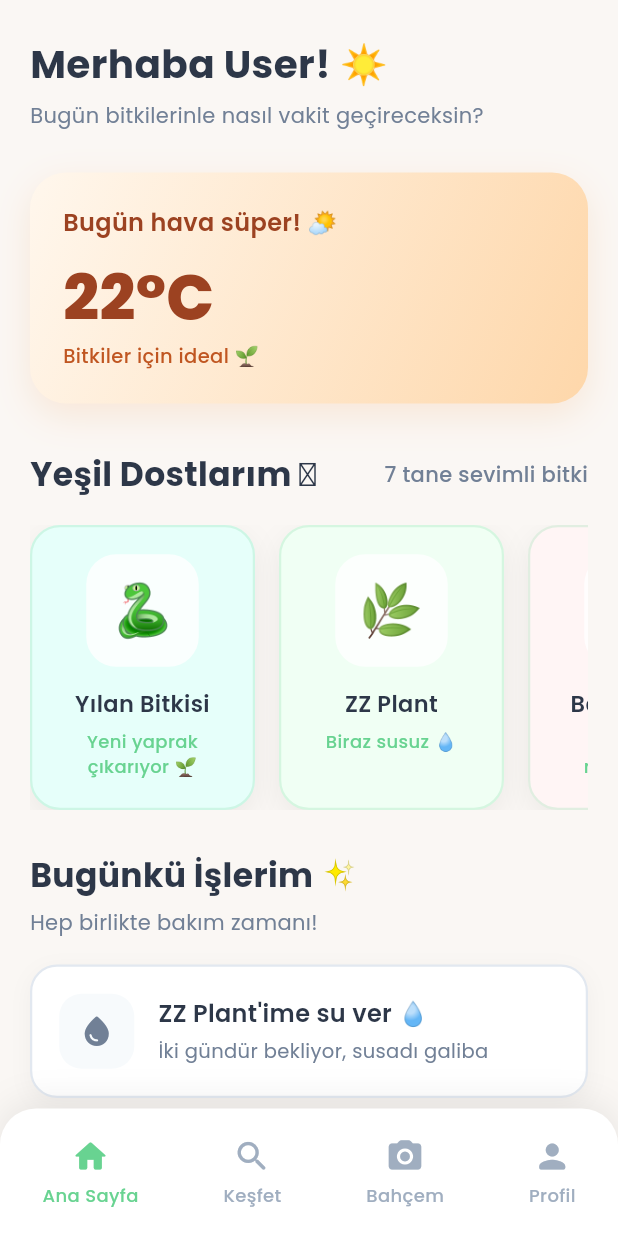
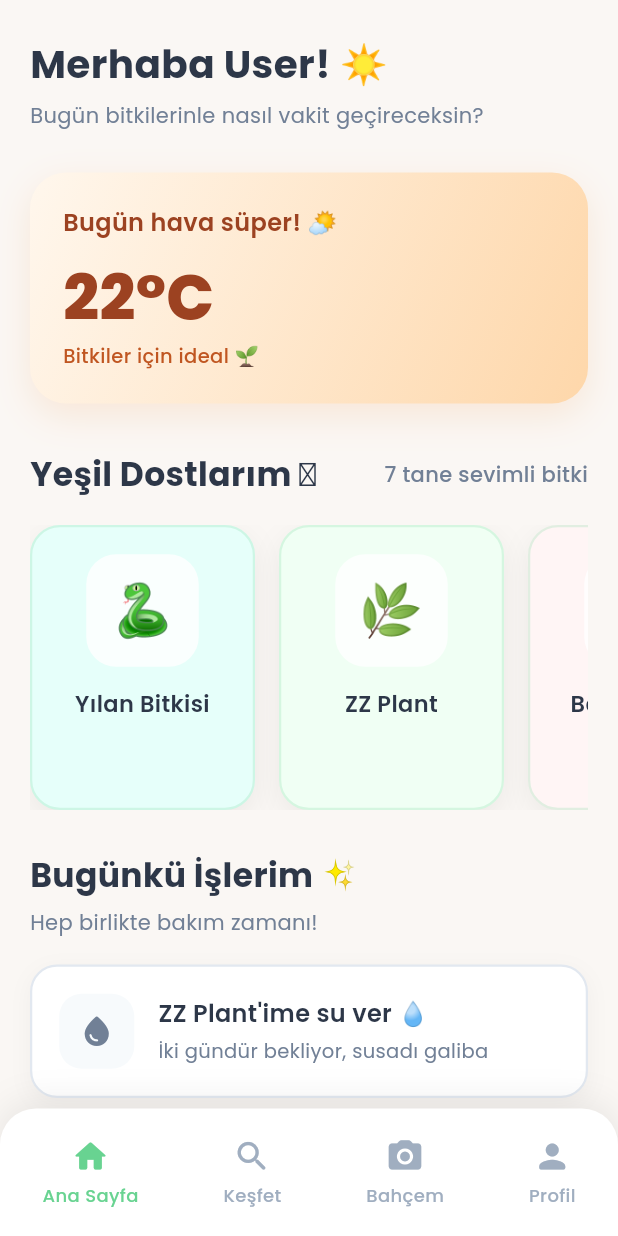
Before and after one commit to OzanB10/garden, a Flutter app: the screen it shows after launch, on a phone screen of 412 x 824 dp. Run offline on Flutter 3.47's test engine with Material 3 defaults, Android fonts, the phone set to English and light mode, and no system bars; our stand-ins replace google_fonts.

Commit message:
Remove plant health status from plant cards
Eliminated the health status property and display from PlantCardWidget and related data structures. Also added navigation actions for bottom navigation items in HomePage, and added a new spacing constant in AppDimensions.

```diff
--- a/lib/core/constants/app_dimensions.dart
+++ b/lib/core/constants/app_dimensions.dart
@@ -17,6 +17,7 @@ class AppDimensions {
   static const double spacing26 = 26.0;
   static const double spacing28 = 28.0;
   static const double spacing32 = 32.0;
+
   static const double spacing100 = 100.0;
 
   // Border Radius
--- a/lib/core/constants/app_strings.dart
+++ b/lib/core/constants/app_strings.dart
@@ -48,9 +48,5 @@ class AppStrings {
   static const String peaceLily = 'Barış Çiçeği';
   static const String cactus = 'Kaktüsüm';
 
-  // Plant Health Status
-  static const String newLeaf = 'Yeni yaprak çıkarıyor 🌱';
-  static const String needsWater = 'Biraz susuz 💧';
-  static const String lovingSun = 'Güneşten memnun ☀️';
-  static const String growthMode = 'Büyüme modunda 📈';
+
 }
--- a/lib/presentation/pages/home_page.dart
+++ b/lib/presentation/pages/home_page.dart
@@ -11,6 +11,7 @@ import '../widgets/plant_card_widget.dart';
 import '../widgets/task_card_widget.dart';
 import '../widgets/tip_card_widget.dart';
 import '../widgets/weather_card_widget.dart';
+import 'discover_page.dart';
 
 class HomePage extends StatefulWidget {
   const HomePage({super.key});
@@ -89,7 +90,6 @@ class _HomePageState extends State<HomePage> {
               final plant = plants[index];
               return PlantCardWidget(
                 plantName: plant['name']!,
-                healthStatus: plant['health']!,
                 emoji: plant['image']!,
                 backgroundColor: plant['color'] as Color,
               );
@@ -104,25 +104,24 @@ class _HomePageState extends State<HomePage> {
     return [
       {
         'name': AppStrings.snakePlant,
-        'health': AppStrings.newLeaf,
+
         'image': '🐍',
         'color': AppColors.plantCard1,
       },
       {
         'name': AppStrings.zzPlant,
-        'health': AppStrings.needsWater,
         'image': '🌿',
         'color': AppColors.plantCard2,
       },
       {
         'name': AppStrings.peaceLily,
-        'health': AppStrings.lovingSun,
+
         'image': '🕊️',
         'color': AppColors.plantCard3,
       },
       {
         'name': AppStrings.cactus,
-        'health': AppStrings.growthMode,
+
         'image': '🌵',
         'color': AppColors.plantCard4,
       },
@@ -233,21 +232,48 @@ class _HomePageState extends State<HomePage> {
               icon: Icons.home_rounded,
               label: AppStrings.navHome,
               isActive: true,
+              onTap: () {
+                // Zaten ana sayfadayız
+              },
             ),
             NavigationItemWidget(
               icon: Icons.search_rounded,
               label: AppStrings.navDiscover,
               isActive: false,
+              onTap: () {
+                Navigator.push(
+                  context,
+                  MaterialPageRoute(
+                    builder: (context) => const DiscoverPage(),
+                  ),
+                );
+              },
             ),
             NavigationItemWidget(
               icon: Icons.camera_alt_rounded,
               label: AppStrings.navGarden,
               isActive: false,
+              onTap: () {
+                // Garden sayfası henüz oluşturulmadı
+                ScaffoldMessenger.of(context).showSnackBar(
+                  const SnackBar(
+                    content: Text('Bahçe sayfası yakında geliyor!'),
+                  ),
+                );
+              },
             ),
             NavigationItemWidget(
               icon: Icons.person_rounded,
               label: AppStrings.navProfile,
               isActive: false,
+              onTap: () {
+                // Profile sayfası henüz oluşturulmadı
+                ScaffoldMessenger.of(context).showSnackBar(
+                  const SnackBar(
+                    content: Text('Profil sayfası yakında geliyor!'),
+                  ),
+                );
+              },
             ),
           ],
         ),
--- a/lib/presentation/widgets/plant_card_widget.dart
+++ b/lib/presentation/widgets/plant_card_widget.dart
@@ -6,14 +6,12 @@ import '../../core/constants/app_dimensions.dart';
 
 class PlantCardWidget extends StatelessWidget {
   final String plantName;
-  final String healthStatus;
   final String emoji;
   final Color backgroundColor;
 
   const PlantCardWidget({
     super.key,
     required this.plantName,
-    required this.healthStatus,
     required this.emoji,
     required this.backgroundColor,
   });
@@ -44,8 +42,6 @@ class PlantCardWidget extends StatelessWidget {
           _buildPlantImage(),
           const SizedBox(height: AppDimensions.spacing14),
           _buildPlantName(),
-          const SizedBox(height: AppDimensions.spacing6),
-          _buildHealthStatus(),
         ],
       ),
     );
@@ -79,16 +75,4 @@ class PlantCardWidget extends StatelessWidget {
       textAlign: TextAlign.center,
     );
   }
-
-  Widget _buildHealthStatus() {
-    return Text(
-      healthStatus,
-      style: GoogleFonts.poppins(
-        fontSize: AppDimensions.fontSmall,
-        color: AppColors.primary,
-        fontWeight: FontWeight.w500,
-      ),
-      textAlign: TextAlign.center,
-    );
-  }
 }
```
